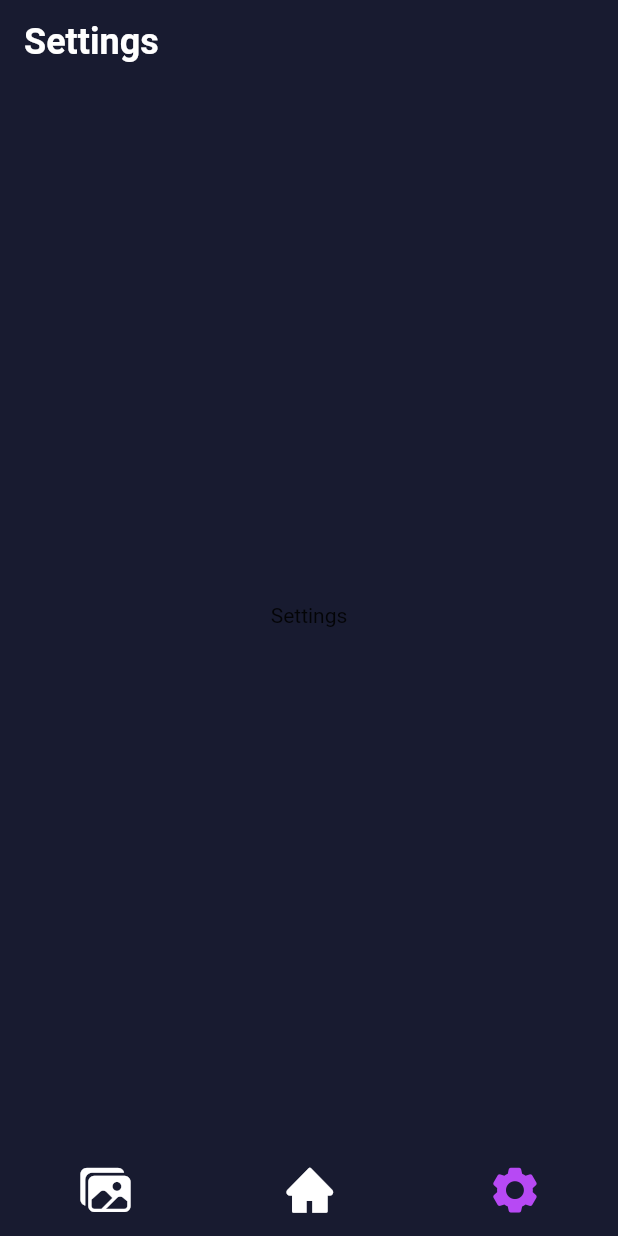
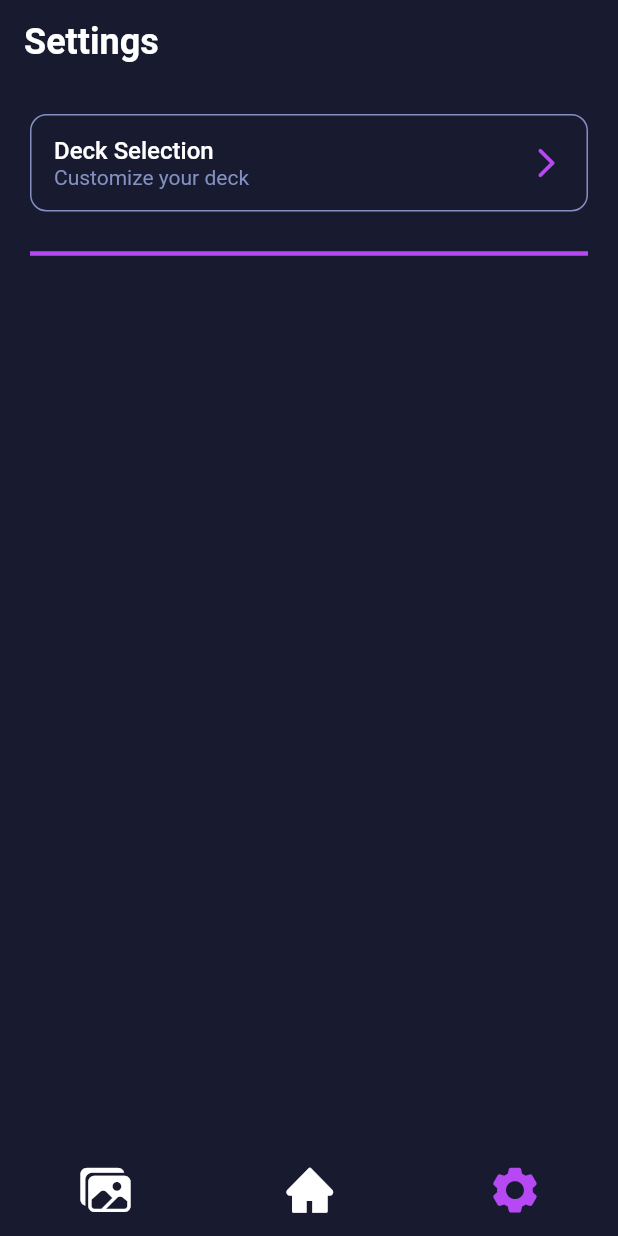
Before and after one commit to mimib00/magician_app, a Flutter app: the screen it shows after launch, item 3 of the bottom bar chosen, on a phone screen of 412 x 824 dp. Run offline on Flutter 3.47's test engine with Material 2 defaults, Android fonts, the phone set to English and light mode, and no system bars; our stand-ins replace blur, camera, screenshot; missing offline and left inert: add_to_gallery, photo_manager; statements that could not run were skipped.

Commit message:
added setting screen

```diff
--- a/lib/main.dart
+++ b/lib/main.dart
@@ -2,6 +2,7 @@ import 'package:camera/camera.dart';
 import 'package:flutter/material.dart';
 import 'package:magician_app/provider/data_manager.dart';
 import 'package:magician_app/root.dart';
+import 'package:magician_app/utils/constants.dart';
 import 'package:provider/provider.dart';
 
 void main() async {
@@ -28,6 +29,7 @@ class MyApp extends StatelessWidget {
       title: 'Magician Demo',
       theme: ThemeData(
         primarySwatch: Colors.blue,
+        scaffoldBackgroundColor: backgroundColor,
       ),
       home: const RootPage(),
     );
--- a/lib/root.dart
+++ b/lib/root.dart
@@ -28,7 +28,6 @@ class _RootPageState extends State<RootPage> {
   @override
   Widget build(BuildContext context) {
     return Scaffold(
-      backgroundColor: backgroundColor,
       appBar: selectedScreen != 1
           ? AppBar(
               title: Text(
--- a/lib/views/settings_screen.dart
+++ b/lib/views/settings_screen.dart
@@ -1,12 +1,30 @@
 import 'package:flutter/material.dart';
+import 'package:magician_app/utils/constants.dart';
+import 'package:magician_app/views/deck_customizer.dart';
+import 'package:magician_app/widgets/custom_setting_tile.dart';
 
 class SettingScreen extends StatelessWidget {
   const SettingScreen({Key? key}) : super(key: key);
 
   @override
   Widget build(BuildContext context) {
-    return const Center(
-      child: Text('Settings'),
+    return Padding(
+      padding: const EdgeInsets.symmetric(horizontal: 20),
+      child: Column(
+        children: [
+          CustomSettingTile(
+            onTap: () {
+              Navigator.of(context).push(MaterialPageRoute(builder: (_) => const DeckCustomizer()));
+            },
+            title: "Deck Selection",
+            subTitle: "Customize your deck",
+          ),
+          const Divider(
+            thickness: 3,
+            color: primaryColor,
+          ),
+        ],
+      ),
     );
   }
 }
--- a/lib/widgets/card_selctor.dart
+++ b/lib/widgets/card_selctor.dart
@@ -1,7 +1,6 @@
 import 'dart:math';
 
 import 'package:flutter/material.dart';
-import 'package:magician_app/models/card_types.dart';
 import 'package:magician_app/utils/constants.dart';
 
 import 'card.dart';
@@ -21,11 +20,10 @@ class _CardSelectorState extends State<CardSelector> {
   getRandomCard() {
     cards.clear();
     for (var i = 0; i < 5; i++) {
-      print(cardsList.length);
       var cardnumber = random.nextInt(52);
       cards.add(
         MagicCard(
-          card: PlayingCard(cardsList[cardnumber]),
+          cardName: cardsList[cardnumber],
         ),
       );
     }
--- /dev/null
+++ b/lib/widgets/custom_setting_tile.dart
@@ -0,0 +1,54 @@
+import 'package:flutter/material.dart';
+import 'package:magician_app/utils/constants.dart';
+
+class CustomSettingTile extends StatelessWidget {
+  final Function() onTap;
+  final String title;
+  final String? subTitle;
+  const CustomSettingTile({Key? key, required this.onTap, required this.title, this.subTitle}) : super(key: key);
+
+  @override
+  Widget build(BuildContext context) {
+    return GestureDetector(
+      onTap: onTap,
+      child: Container(
+        width: double.infinity,
+        height: 65,
+        margin: const EdgeInsets.symmetric(vertical: 20),
+        padding: const EdgeInsets.symmetric(horizontal: 15, vertical: 10),
+        decoration: BoxDecoration(
+          borderRadius: BorderRadius.circular(11),
+          border: Border.all(
+            color: const Color(0xff8390C1),
+            width: 1,
+          ),
+        ),
+        child: Row(
+          mainAxisAlignment: MainAxisAlignment.spaceBetween,
+          children: [
+            Column(
+              mainAxisAlignment: MainAxisAlignment.center,
+              crossAxisAlignment: CrossAxisAlignment.start,
+              children: [
+                Text(
+                  title,
+                  style: const TextStyle(color: Colors.white, fontSize: 16, fontWeight: FontWeight.w500),
+                ),
+                subTitle == null
+                    ? Container()
+                    : Text(
+                        subTitle!,
+                        style: const TextStyle(color: Color(0xff8390C1), fontSize: 14, fontWeight: FontWeight.normal),
+                      ),
+              ],
+            ),
+            const Icon(
+              Icons.arrow_forward_ios_rounded,
+              color: primaryColor,
+            )
+          ],
+        ),
+      ),
+    );
+  }
+}
--- a/pubspec.yaml
+++ b/pubspec.yaml
@@ -83,6 +83,9 @@ flutter:
     - family: MagicianIcons
       fonts:
         - asset: assets/fonts/MagicianIcons.ttf
+    - family: CardsIcons
+      fonts:
+        - asset: assets/fonts/CardsIcons.ttf
   #       - asset: fonts/Schyler-Italic.ttf
   #         style: italic
   #   - family: Trajan Pro
```
Also changed, not shown: lib/utils/cards_icons_icons.dart (added, +28 -0 lines), lib/utils/constants.dart (+16 -16 lines), lib/views/editor.dart (+29 -11 lines), lib/widgets/card.dart (+24 -18 lines), assets/fonts/CardsIcons.ttf (added).
